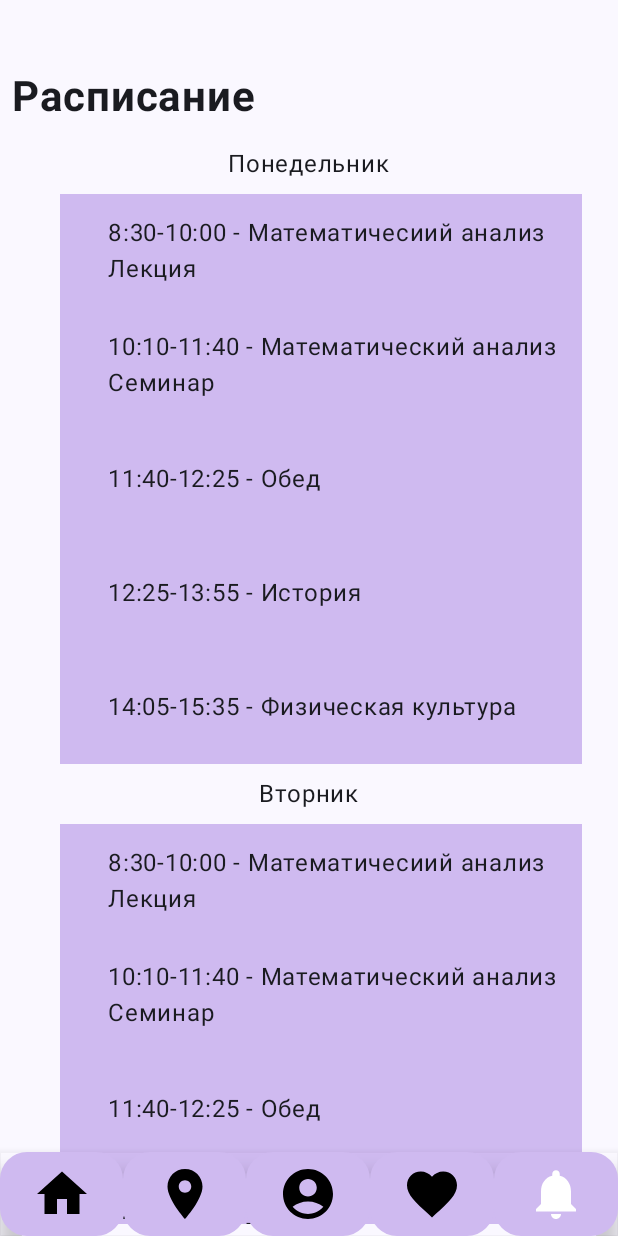
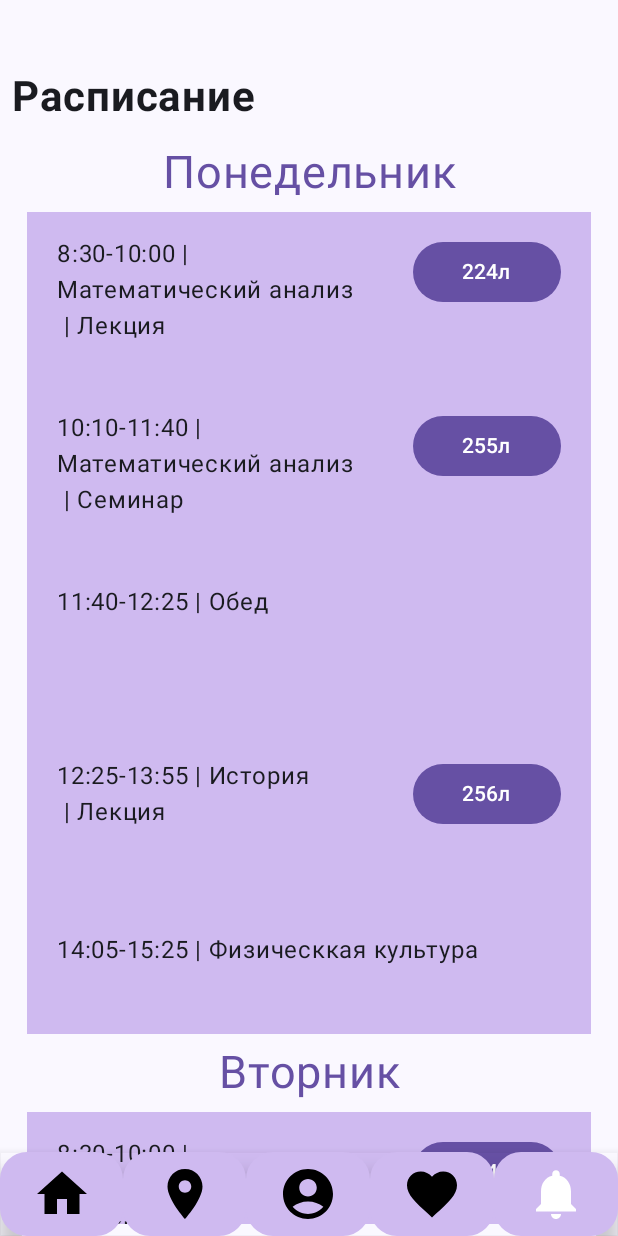
Before and after one commit to thread-sleepers/BMSTU-Spotlight, an Android app built with Jetpack Compose: the screen it shows after launch (MainActivity), item 5 of the bottom bar chosen, on a phone screen of 412 x 824 dp. Run offline under Robolectric (Android 15) with nearby library versions, the phone set to English and light mode, and no system bars; our stand-ins replace livedata-compose.

Commit message:
modify data structure and UI

```diff
--- /dev/null
+++ b/app/src/main/java/com/example/bmstu_spotlight/schedule_screen/data/model/Lesson.kt
@@ -0,0 +1,9 @@
+package com.example.bmstu_spotlight.schedule_screen.data.model
+
+data class Lesson(
+    val startTime: String,
+    val endTime: String,
+    val name: String?,
+    val typeOfLesson: String?,
+    val classroom: String?
+)
--- a/app/src/main/java/com/example/bmstu_spotlight/schedule_screen/data/repository/FakeScheduleRepository.kt
+++ b/app/src/main/java/com/example/bmstu_spotlight/schedule_screen/data/repository/FakeScheduleRepository.kt
@@ -1,17 +1,18 @@
 package com.example.bmstu_spotlight.schedule_screen.data.repository
 
+import com.example.bmstu_spotlight.schedule_screen.data.model.Lesson
 import com.example.bmstu_spotlight.schedule_screen.domain.repository.ScheduleRepository
 import kotlinx.coroutines.flow.Flow
 import kotlinx.coroutines.flow.flow
 
 class FakeScheduleRepository: ScheduleRepository {
-    override suspend fun getSchedule(): Map<String, String> =
-        mapOf(
-            "Математичесиий анализ Лекция" to "8:30-10:00",
-            "Математический анализ Семинар" to "10:10-11:40",
-            "Обед" to "11:40-12:25",
-            "История" to "12:25-13:55",
-            "Физическая культура" to "14:05-15:35"
+    override suspend fun getSchedule(): List<Lesson> =
+        listOf(
+            Lesson("8:30", "10:00", "Математический анализ", "Лекция","224л"),
+            Lesson("10:10", "11:40", "Математический анализ", "Семинар","255л"),
+            Lesson("11:40", "12:25","Обед",null,null),
+            Lesson("12:25", "13:55", "История", "Лекция","256л"),
+            Lesson("14:05", "15:25", "Физическкая культура", null, null)
         )
 
 }
--- a/app/src/main/java/com/example/bmstu_spotlight/schedule_screen/domain/repository/ScheduleRepository.kt
+++ b/app/src/main/java/com/example/bmstu_spotlight/schedule_screen/domain/repository/ScheduleRepository.kt
@@ -1,7 +1,8 @@
 package com.example.bmstu_spotlight.schedule_screen.domain.repository
 
+import com.example.bmstu_spotlight.schedule_screen.data.model.Lesson
 import kotlinx.coroutines.flow.Flow
 
 interface ScheduleRepository {
-    suspend fun getSchedule(): Map<String, String>
+    suspend fun getSchedule(): List<Lesson>
 }
--- a/app/src/main/java/com/example/bmstu_spotlight/schedule_screen/domain/usecase/GetScheduleCase.kt
+++ b/app/src/main/java/com/example/bmstu_spotlight/schedule_screen/domain/usecase/GetScheduleCase.kt
@@ -1,12 +1,13 @@
 package com.example.bmstu_spotlight.schedule_screen.domain.usecase
 
+import com.example.bmstu_spotlight.schedule_screen.data.model.Lesson
 import com.example.bmstu_spotlight.schedule_screen.domain.repository.ScheduleRepository
 import kotlinx.coroutines.flow.Flow
 
 class GetScheduleCase (
     private val repository: ScheduleRepository
 ) {
-    suspend operator fun invoke(): Map<String, String> {
+    suspend operator fun invoke(): List<Lesson> {
         return repository.getSchedule()
     }
 }
--- a/app/src/main/java/com/example/bmstu_spotlight/schedule_screen/presentation/components/ScheduleList.kt
+++ b/app/src/main/java/com/example/bmstu_spotlight/schedule_screen/presentation/components/ScheduleList.kt
@@ -2,12 +2,17 @@ package com.example.bmstu_spotlight.schedule_screen.presentation.components
 
 import androidx.compose.foundation.background
 import androidx.compose.foundation.border
+import androidx.compose.foundation.layout.Column
 import androidx.compose.foundation.layout.Row
 import androidx.compose.foundation.layout.Spacer
+import androidx.compose.foundation.layout.fillMaxHeight
 import androidx.compose.foundation.layout.fillMaxSize
+import androidx.compose.foundation.layout.fillMaxWidth
 import androidx.compose.foundation.layout.height
 import androidx.compose.foundation.lazy.LazyColumn
 import androidx.compose.foundation.lazy.items
+import androidx.compose.material3.Button
+import androidx.compose.material3.ButtonColors
 import androidx.compose.material3.Text
 import androidx.compose.runtime.Composable
 import androidx.compose.runtime.mutableStateOf
@@ -19,25 +24,46 @@ import androidx.compose.ui.Alignment
 import androidx.compose.ui.Modifier
 import androidx.compose.ui.graphics.Color
 import androidx.compose.ui.unit.dp
+import com.example.bmstu_spotlight.schedule_screen.data.model.Lesson
 import com.example.bmstu_spotlight.ui.theme.ColorBack1
 import com.example.bmstu_spotlight.ui.theme.ColorBack2
+import com.example.bmstu_spotlight.ui.theme.Purple40
 
 
 @Composable
 fun ScheduleList(
-    items: Map<String, String>,
+    items: List<Lesson>,
     modifier: Modifier
 ) {
     LazyColumn(
         modifier = modifier.background(ColorBack1)
     ) {
 
-        items(items.entries.toList()) { (lesson, time) ->
+        items(items) { lesson  ->
             Row(
-                verticalAlignment = Alignment.CenterVertically,
-                modifier = modifier.height(60.dp)
+                modifier = modifier
+                    .height(100.dp)
+                    .fillMaxWidth()
             ) {
-                Text(text="$time - $lesson")
+                if (lesson.name == null) {
+                    Text(text="${lesson.startTime}-${lesson.endTime} | ",
+                        modifier = modifier.weight(2.0f))
+                }
+                else {
+                    if (lesson.typeOfLesson != null) {
+                        Text(text="${lesson.startTime}-${lesson.endTime} | ${lesson.name}\n | ${lesson.typeOfLesson}",
+                            modifier = modifier.weight(2.0f))
+                        Button(onClick = {},
+                            modifier = modifier.weight(1.0f),
+                            colors = ButtonColors(Purple40, Color.White, Purple40, Purple40)
+                        ) {
+                            Text(text="${lesson.classroom}")
+                        }
+                    } else {
+                        Text(text="${lesson.startTime}-${lesson.endTime} | ${lesson.name}",
+                            modifier = modifier.weight(2.0f))
+                    }
+                }
             }
         }
     }
--- a/app/src/main/java/com/example/bmstu_spotlight/schedule_screen/presentation/components/ScheduleWeekDayList.kt
+++ b/app/src/main/java/com/example/bmstu_spotlight/schedule_screen/presentation/components/ScheduleWeekDayList.kt
@@ -4,6 +4,7 @@ import androidx.compose.foundation.background
 import androidx.compose.foundation.border
 import androidx.compose.foundation.layout.Column
 import androidx.compose.foundation.layout.Row
+import androidx.compose.foundation.layout.fillMaxHeight
 import androidx.compose.foundation.layout.fillMaxWidth
 import androidx.compose.foundation.layout.height
 import androidx.compose.foundation.layout.padding
@@ -14,28 +15,37 @@ import androidx.compose.runtime.Composable
 import androidx.compose.ui.Alignment
 import androidx.compose.ui.Modifier
 import androidx.compose.ui.graphics.Color
+import androidx.compose.ui.text.font.FontStyle
+import androidx.compose.ui.text.style.TextAlign
 import androidx.compose.ui.unit.dp
+import androidx.compose.ui.unit.sp
+import com.example.bmstu_spotlight.schedule_screen.data.model.Lesson
+import com.example.bmstu_spotlight.ui.theme.Purple40
+import java.time.format.TextStyle
 
 @Composable
 fun ScheduleWeekDayList(
     items: List<String>,
-    lessons: Map<String, String>,
+    lessons: List<Lesson>,
     modifier: Modifier
 ) {
     LazyColumn(
     ) {
         items(items) { item ->
             Column(
-                horizontalAlignment = Alignment.CenterHorizontally,
-                modifier = modifier.height(420.dp)
+                modifier = modifier.height(600.dp).fillParentMaxWidth()
             ) {
-                Text(text="$item")
+                Text(text="${item}",
+                    modifier = modifier.fillMaxWidth(),
+                    color = Purple40,
+                    fontSize = 30.sp,
+                    textAlign = TextAlign.Center)
                 ScheduleList(
                     modifier = modifier
                         .fillMaxWidth()
                         .padding(
-                            start = 32.dp,
-                            end = 16.dp,
+                            start = 10.dp,
+                            end = 10.dp,
                             top = 8.dp,
                             bottom = 8.dp
                         ),
--- a/app/src/main/java/com/example/bmstu_spotlight/schedule_screen/presentation/screen/ScheduleView.kt
+++ b/app/src/main/java/com/example/bmstu_spotlight/schedule_screen/presentation/screen/ScheduleView.kt
@@ -13,11 +13,12 @@ import androidx.compose.ui.Modifier
 import androidx.compose.ui.text.font.FontWeight
 import androidx.compose.ui.unit.dp
 import androidx.compose.ui.unit.sp
+import com.example.bmstu_spotlight.schedule_screen.data.model.Lesson
 import com.example.bmstu_spotlight.schedule_screen.presentation.components.ScheduleList
 import com.example.bmstu_spotlight.schedule_screen.presentation.components.ScheduleWeekDayList
 
 @Composable
-fun ScheduleView(state: Map<String, String>) {
+fun ScheduleView(state: List<Lesson>) {
     Column(modifier = Modifier.fillMaxSize().padding(8.dp)) {
         Text(
             text = "Расписание",
--- a/app/src/main/java/com/example/bmstu_spotlight/schedule_screen/presentation/view_model/ScheduleViewModel.kt
+++ b/app/src/main/java/com/example/bmstu_spotlight/schedule_screen/presentation/view_model/ScheduleViewModel.kt
@@ -4,6 +4,7 @@ import androidx.compose.runtime.State
 import androidx.compose.runtime.mutableStateOf
 import androidx.lifecycle.ViewModel
 import androidx.lifecycle.viewModelScope
+import com.example.bmstu_spotlight.schedule_screen.data.model.Lesson
 import com.example.bmstu_spotlight.schedule_screen.domain.usecase.GetScheduleCase
 import kotlinx.coroutines.flow.MutableStateFlow
 import kotlinx.coroutines.flow.StateFlow
@@ -12,8 +13,8 @@ import kotlinx.coroutines.launch
 class ScheduleViewModel(
     private val getScheduleCase: GetScheduleCase
 ) : ViewModel() {
-    private val _schedule = mutableStateOf<Map<String, String>>(emptyMap())
-    val schedule: State<Map<String, String>> = _schedule
+    private val _schedule = mutableStateOf<List<Lesson>>(emptyList())
+    val schedule: State<List<Lesson>> = _schedule
 
     init {
         loadSchedule()
```
